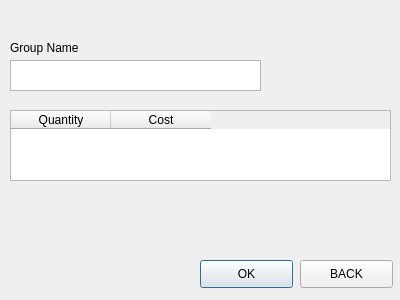
Old version of the form checkoutdialog.ui in the repository bkorb/DataStructFinal.
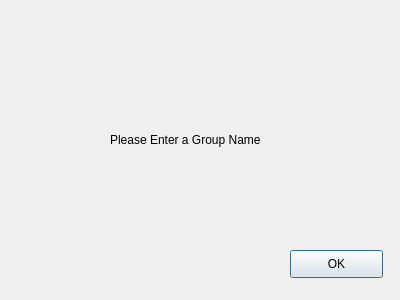
New version of the form.

Commit message: Polished up Ui + added ability to fill orders + began implementing returning items

The edit to the form file:
```diff
--- a/checkoutdialog.ui
+++ b/checkoutdialog.ui
@@ -13,57 +13,24 @@
   <property name="windowTitle">
    <string>Dialog</string>
   </property>
-  <widget class="QTextEdit" name="groupTEdit">
-   <property name="geometry">
-    <rect>
-     <x>10</x>
-     <y>60</y>
-     <width>251</width>
-     <height>31</height>
-    </rect>
-   </property>
-  </widget>
   <widget class="QLabel" name="label">
    <property name="geometry">
     <rect>
-     <x>10</x>
-     <y>40</y>
-     <width>101</width>
-     <height>16</height>
+     <x>110</x>
+     <y>130</y>
+     <width>171</width>
+     <height>20</height>
     </rect>
    </property>
    <property name="text">
-    <string>Group Name</string>
+    <string>Please Enter a Group Name</string>
    </property>
   </widget>
-  <widget class="QTableWidget" name="outTWidget">
-   <property name="geometry">
-    <rect>
-     <x>10</x>
-     <y>110</y>
-     <width>381</width>
-     <height>71</height>
-    </rect>
-   </property>
-   <attribute name="verticalHeaderVisible">
-    <bool>false</bool>
-   </attribute>
-   <column>
-    <property name="text">
-     <string>Quantity</string>
-    </property>
-   </column>
-   <column>
-    <property name="text">
-     <string>Cost</string>
-    </property>
-   </column>
-  </widget>
   <widget class="QPushButton" name="pushButton">
    <property name="geometry">
     <rect>
-     <x>200</x>
-     <y>260</y>
+     <x>290</x>
+     <y>250</y>
      <width>93</width>
      <height>28</height>
     </rect>
@@ -72,19 +39,6 @@
     <string>OK</string>
    </property>
   </widget>
-  <widget class="QPushButton" name="pushButton_2">
-   <property name="geometry">
-    <rect>
-     <x>300</x>
-     <y>260</y>
-     <width>93</width>
-     <height>28</height>
-    </rect>
-   </property>
-   <property name="text">
-    <string>BACK</string>
-   </property>
-  </widget>
  </widget>
  <resources/>
  <connections/>
```
The commit also changes 6 other files.
